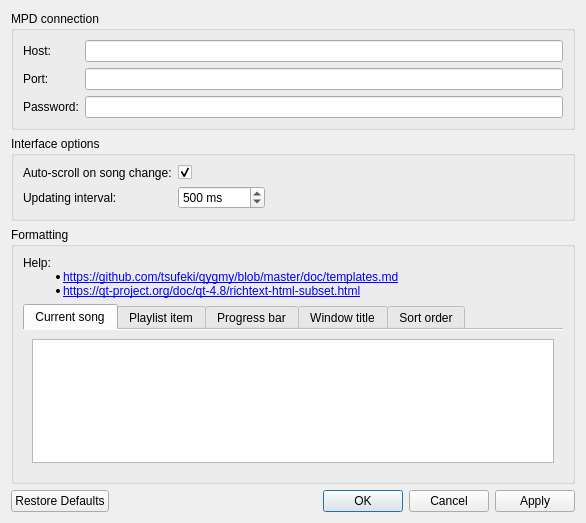
First picture: the form in qygmy/ui/settings.ui, repository tsufeki/qygmy, before the edit.
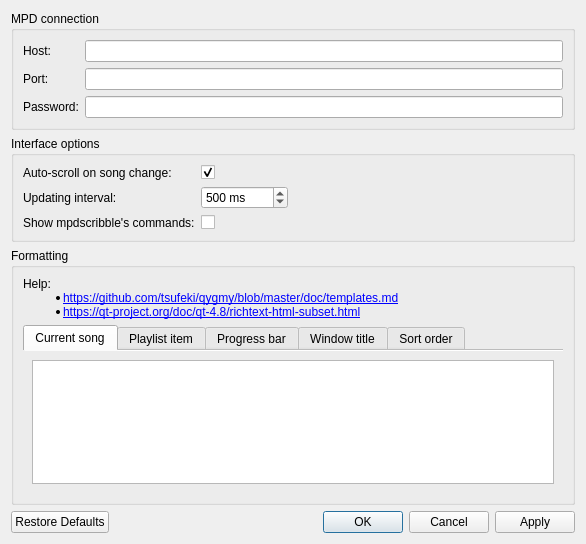
Second picture: the form after the edit.

Commit message: mpdscribble's 'love' command.

Diff of the .ui file:
```diff
--- a/qygmy/ui/settings.ui
+++ b/qygmy/ui/settings.ui
@@ -137,6 +137,23 @@
         </property>
        </widget>
       </item>
+      <item row="2" column="1">
+       <widget class="QCheckBox" name="show_mpdscribble">
+        <property name="text">
+         <string/>
+        </property>
+       </widget>
+      </item>
+      <item row="2" column="0">
+       <widget class="QLabel" name="show_mpdscribble_label">
+        <property name="text">
+         <string>Show mpdscribble's commands:</string>
+        </property>
+        <property name="buddy">
+         <cstring>show_mpdscribble</cstring>
+        </property>
+       </widget>
+      </item>
      </layout>
     </widget>
    </item>
```
Left out of the diff: 6 changed lines with no effect on the pictures. The commit also changes 5 other files.
